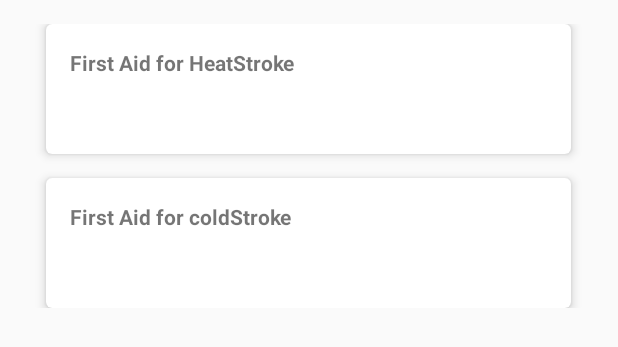
After one commit to deepak14035/StrokeBeat, an Android app: the layout show_tips.xml on its own in the app's theme, with its tools: preview values and no code run, on a phone screen of 412 x 824 dp. The commit adds this screen. Shown: the top 347 px of the screen. Run offline under Robolectric (Android 15) with nearby library versions, the phone set to English and light mode, and no system bars.

Commit message:
show sensor readings from bluetooth in graph  and  show first aid steps in case of heatstroke/coldstroke

```diff
--- a/app/build.gradle
+++ b/app/build.gradle
@@ -29,4 +29,5 @@ dependencies {
     compile 'com.jjoe64:graphview:4.2.1'
     compile 'com.google.android.gms:play-services-awareness:11.6.0'
 
+    implementation 'com.android.support:cardview-v7:27.0.1'
 }
--- a/app/src/main/res/layout/activity_main.xml
+++ b/app/src/main/res/layout/activity_main.xml
@@ -39,6 +39,7 @@
         android:layout_height="wrap_content"
         android:layout_gravity="end|bottom"
         android:layout_margin="@dimen/fab_margin"
+        android:visibility="gone"
         android:src="@android:drawable/ic_dialog_email" />
 
 </android.support.design.widget.CoordinatorLayout>
--- /dev/null
+++ b/app/src/main/res/layout/show_tips.xml
@@ -0,0 +1,81 @@
+
+
+
+<ScrollView xmlns:android="http://schemas.android.com/apk/res/android"
+    xmlns:tools="http://schemas.android.com/tools"
+    xmlns:card_view="http://schemas.android.com/apk/res-auto"
+    android:layout_width="match_parent"
+    android:layout_height="match_parent"
+    tools:context="com.example.deepak14035.strokebeat.MainActivity$PlaceholderFragment">
+
+
+    <LinearLayout
+        android:layout_width="match_parent"
+        android:layout_height="wrap_content"
+        android:layout_marginBottom="@dimen/activity_vertical_margin"
+        android:layout_marginTop="@dimen/activity_vertical_margin"
+
+        android:orientation="vertical">
+        <android.support.v7.widget.CardView
+            xmlns:card_view="http://schemas.android.com/apk/res-auto"
+            android:id="@+id/card_view"
+            android:layout_gravity="center"
+            android:layout_width="350dp"
+            android:layout_height="wrap_content"
+            android:layout_marginBottom="@dimen/activity_vertical_margin"
+
+            card_view:cardCornerRadius="4dp"
+            card_view:cardElevation="4dp">
+            <LinearLayout
+                android:layout_width="match_parent"
+                android:layout_height="wrap_content"
+                android:padding="@dimen/activity_vertical_margin"
+                android:orientation="vertical">
+                <TextView
+                    android:id="@+id/heatstroke"
+                    android:layout_width="match_parent"
+                    android:layout_height="wrap_content"
+                    android:textStyle="bold"
+                    android:text="First Aid for HeatStroke "/>
+                <TextView
+                    android:id="@+id/heatstroke_tips"
+                    android:layout_width="match_parent"
+                    android:layout_height="match_parent"
+                    android:text=" \n"/>
+            </LinearLayout>
+
+        </android.support.v7.widget.CardView>
+
+        <android.support.v7.widget.CardView
+            xmlns:card_view="http://schemas.android.com/apk/res-auto"
+            android:id="@+id/card_view1"
+            android:layout_gravity="center"
+            android:layout_width="350dp"
+            android:layout_height="wrap_content"
+            card_view:cardCornerRadius="4dp"
+            card_view:cardElevation="4dp">
+            <LinearLayout
+                android:layout_width="match_parent"
+                android:layout_height="wrap_content"
+                android:padding="@dimen/activity_vertical_margin"
+                android:orientation="vertical">
+                <TextView
+                    android:id="@+id/coldstroke"
+                    android:layout_width="match_parent"
+                    android:layout_height="wrap_content"
+                    android:textStyle="bold"
+                    android:text="First Aid for coldStroke "/>
+                <TextView
+                    android:id="@+id/coldstroke_tips"
+                    android:layout_width="match_parent"
+                    android:layout_height="match_parent"
+                    android:text=" \n"/>
+            </LinearLayout>
+
+        </android.support.v7.widget.CardView>
+
+    </LinearLayout>
+
+
+
+</ScrollView>
--- a/app/src/main/res/values/dimens.xml
+++ b/app/src/main/res/values/dimens.xml
@@ -1,6 +1,6 @@
 <resources>
     <!-- Default screen margins, per the Android Design guidelines. -->
-    <dimen name="activity_horizontal_margin">16dp</dimen>
+    <dimen name="activity_horizontal_margin">8dp</dimen>
     <dimen name="activity_vertical_margin">16dp</dimen>
     <dimen name="fab_margin">16dp</dimen>
     <dimen name="appbar_padding_top">8dp</dimen>
--- a/app/src/main/res/values/strings.xml
+++ b/app/src/main/res/values/strings.xml
@@ -6,4 +6,24 @@
     <string name="contents">Look for devices</string>
     <string name="dummy_content">CONNECT\nDEVICE</string>
     <string name="google_play_services_key">AIzaSyBvvaia53v2TI2Uq-Zbi-4QaGMRwEzfHHM</string>
+    <string-array name="heatstroke_tips">
+        <item>Have the person lie down</item>
+        <item>Apply cold compresses</item>
+        <item>Use a fan to lower temperature</item>
+        <item>Elevate feet</item>
+        <item>Give fluids</item>
+    </string-array>
+    <string-array name="coldstroke_tips">
+        <item>Move victim to shelter</item>
+        <item>Remove wet clothing and wrap victim in warm covers</item>
+        <item>Apply direct body heat</item>
+        <item>Re-warm neck, chest, abdomen, and groin first</item>
+        <item>Donot rewarm area if there is a chance of refreezing</item>
+        <item>Give warm, sweet drinks if conscious</item>
+        <item>Donot give alcohol</item>
+        <item>Monitor breathing, administer CPR</item>
+        <item>Get Medical Help</item>
+    </string-array>
+
+
 </resources>
```
Also changed, not shown: app/src/main/java/com/example/deepak14035/strokebeat/MainActivity.java (+123 -29 lines), app/src/main/res/layout/show_readings.xml (+26 -26 lines).
